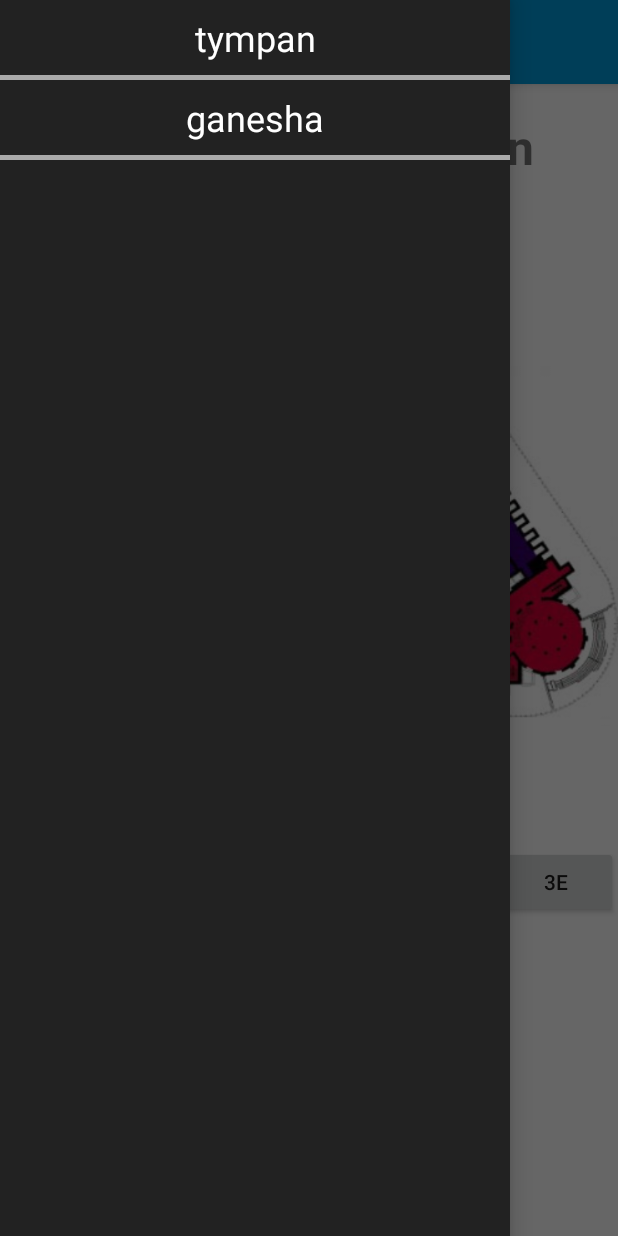
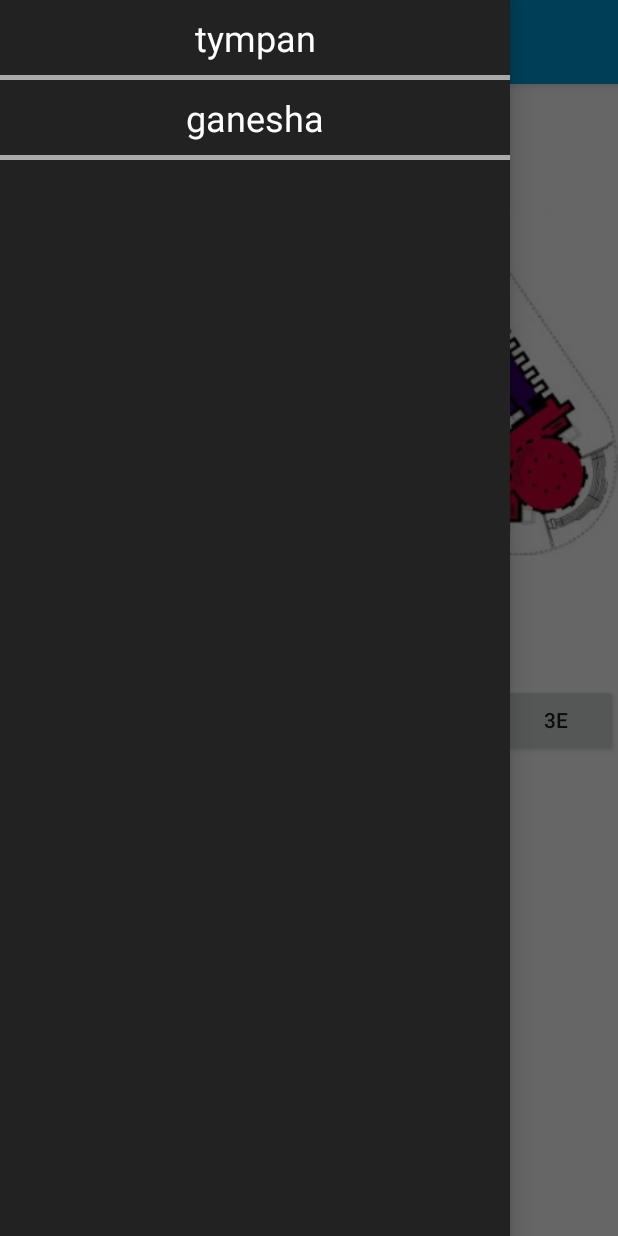
Before and after one commit to hugodigio/ProjectMuseum, an Android app: the Plan screen opened directly, with no data from a screen before it, with the side drawer open, on a phone screen of 412 x 824 dp. Run offline under Robolectric (Android 15) with nearby library versions, the phone set to English and light mode, and no system bars.

Commit message:
- Détecte correctement quand le dossier de l'appli est vide. - Détecte si il y a un Description.html dans le dossier, sinon il affiche "aucune description disponible" - Quand il y a une description, ça ouvre la description, et elle est affichée comme un fichier HTML

```diff
--- a/app/src/main/res/layout/content_main.xml
+++ b/app/src/main/res/layout/content_main.xml
@@ -13,18 +13,7 @@
     tools:layout_editor_absoluteY="89dp"
     tools:showIn="@layout/app_bar_main">
 
-    <TextView
-        android:id="@+id/textView3"
-        android:layout_width="match_parent"
-        android:layout_height="wrap_content"
-        android:text="@string/MuseumDescriptionTitle"
-        android:textAlignment="center"
-        android:textSize="32sp"
-        android:textStyle="bold"
-        tools:layout_editor_absoluteX="16dp"
-        tools:layout_editor_absoluteY="5dp"
-        android:paddingTop="20dp"
-        android:paddingBottom="20dp" />
+
     <ScrollView
         android:layout_width="match_parent"
         android:layout_height="wrap_content">
@@ -32,15 +21,6 @@
             android:layout_width="match_parent"
             android:layout_height="wrap_content"
             android:orientation="vertical">
-            <TextView
-                android:id="@+id/textView4"
-                android:layout_width="match_parent"
-                android:layout_height="wrap_content"
-                android:text="Description"
-                android:textAlignment="center"
-                android:textSize="18sp"
-                tools:layout_editor_absoluteX="16dp"
-                tools:layout_editor_absoluteY="73dp" />
 
             <ImageView
                 android:id="@+id/imageView2"
--- a/app/src/main/res/values/strings.xml
+++ b/app/src/main/res/values/strings.xml
@@ -31,4 +31,6 @@
     <string name="Ok">Ok</string>
     <string name="closeApp">Close App</string>
     <string name="AucuneDescription">No Description detected.</string>
+    <string name="DescriptionTitle">Museum Description</string>
+    <string name="planTitle">Museum map</string>
 </resources>
```
Also changed, not shown: app/src/main/AndroidManifest.xml (+9 -6 lines), app/src/main/java/polytech/projetrevamuseum/activities/Description.java (added, +58 -0 lines), app/src/main/java/polytech/projetrevamuseum/activities/MenuPrincipal.java (+14 -19 lines), app/src/main/res/layout/activity_description.xml (added, +19 -0 lines), 1 other file.
